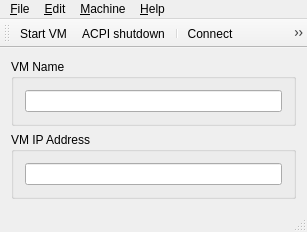
Old version of the form mainwindow.ui in the repository mithat/androidvmgr.
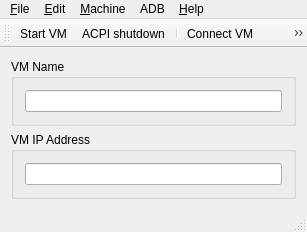
New version of the form. Icons and pictures are not drawn.

Commit message: ADB menu. Better statusbar message handling.

```diff
--- a/mainwindow.ui
+++ b/mainwindow.ui
@@ -87,6 +87,16 @@
     </property>
     <addaction name="actionRun_emulator"/>
     <addaction name="actionACPI_shutdown"/>
+    <addaction name="separator"/>
+    <addaction name="actionVM_info"/>
+   </widget>
+   <widget class="QMenu" name="menuADB">
+    <property name="title">
+     <string>ADB</string>
+    </property>
+    <addaction name="actionStart_server"/>
+    <addaction name="actionStop_server"/>
+    <addaction name="separator"/>
     <addaction name="actionConnect"/>
     <addaction name="actionDisconnect"/>
     <addaction name="separator"/>
@@ -95,6 +105,7 @@
    <addaction name="menu_File"/>
    <addaction name="menu_Edit"/>
    <addaction name="menu_Machine"/>
+   <addaction name="menuADB"/>
    <addaction name="menu_Help"/>
   </widget>
   <widget class="QToolBar" name="mainToolBar">
@@ -166,7 +177,7 @@
      <normaloff>:/icons/icons/network-transmit-receive.png</normaloff>:/icons/icons/network-transmit-receive.png</iconset>
    </property>
    <property name="text">
-    <string>&amp;Connect</string>
+    <string>&amp;Connect VM</string>
    </property>
    <property name="toolTip">
     <string>Connect virtual machine to ADB.</string>
@@ -181,7 +192,7 @@
      <normaloff>:/icons/icons/network-offline.png</normaloff>:/icons/icons/network-offline.png</iconset>
    </property>
    <property name="text">
-    <string>&amp;Disconnect</string>
+    <string>&amp;Disconnect VM</string>
    </property>
    <property name="toolTip">
     <string>Disconnect virtual machine from ADB.</string>
```
Left out of the diff: 26 changed lines with no effect on the pictures. The commit also changes 6 other files.
